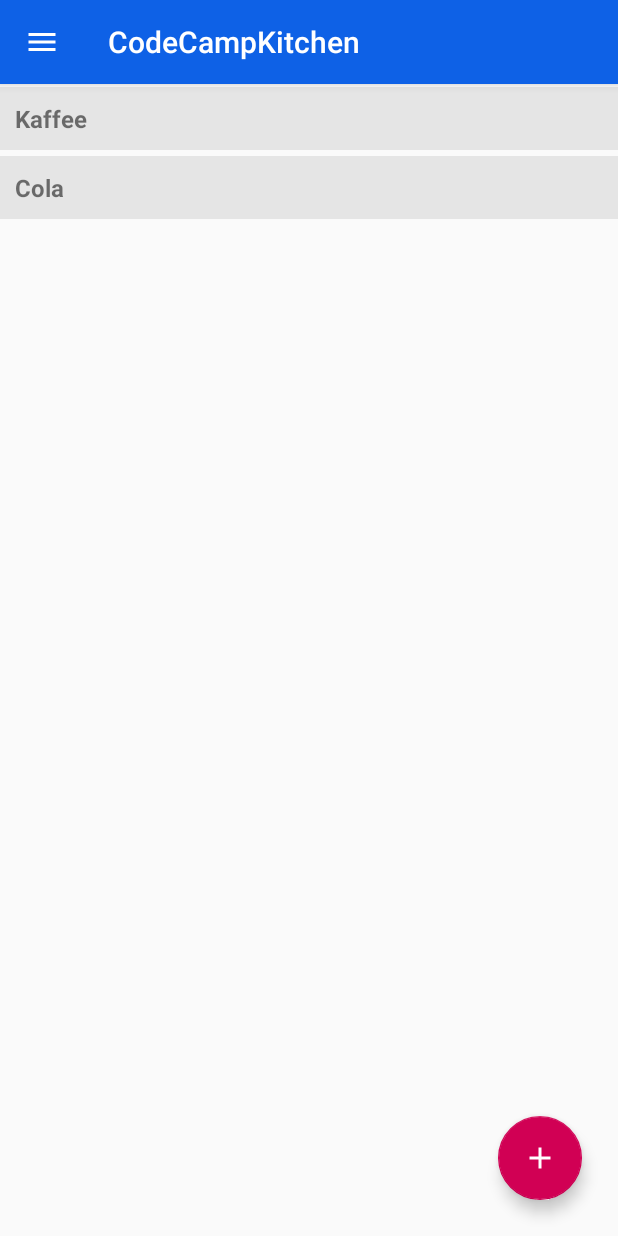
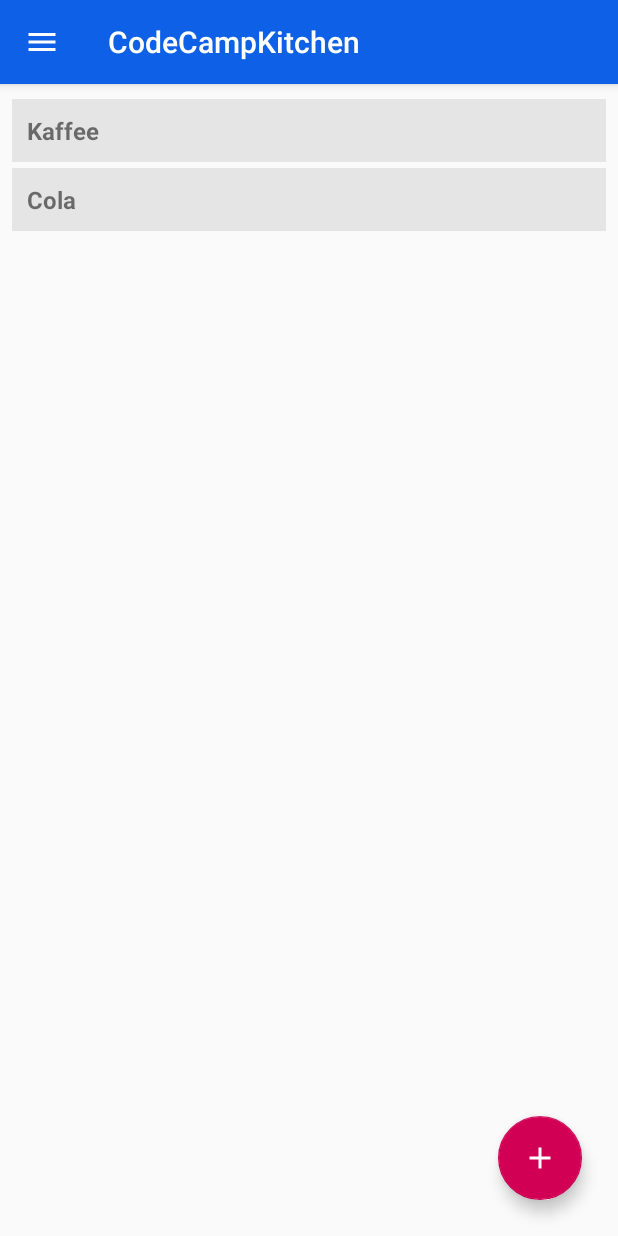
Before and after one commit to chef-coders/ComTec-Kitchen, an Android app: the screen it shows after launch (MainActivity), on a phone screen of 412 x 824 dp. Run offline under Robolectric (Android 15) with nearby library versions, the phone set to English and light mode, and no system bars.

Commit message:
Paddings in recyclerview

```diff
--- a/app/src/main/res/layout/fragment_all_items.xml
+++ b/app/src/main/res/layout/fragment_all_items.xml
@@ -9,6 +9,10 @@
         android:id="@+id/allItemsRecView"
         android:layout_width="0dp"
         android:layout_height="0dp"
+        android:layout_marginStart="8dp"
+        android:layout_marginTop="8dp"
+        android:layout_marginEnd="8dp"
+        android:layout_marginBottom="8dp"
         app:layout_constraintBottom_toBottomOf="parent"
         app:layout_constraintEnd_toEndOf="parent"
         app:layout_constraintHorizontal_bias="0.0"
```
